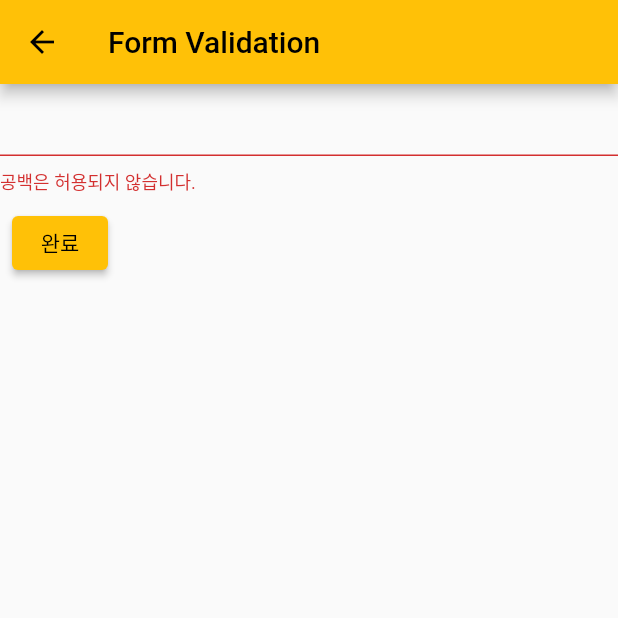
After one commit to LeeYoonJung/flutter_begginer, a Flutter app: the MyFormValidation screen opened directly, after a tap on "완료", on a phone screen of 412 x 824 dp, the top half of it. The commit adds this screen. Run offline on Flutter 3.47's test engine with Material 2 defaults, Android fonts, the phone set to English and light mode, and no system bars.

Commit message:
form validation 기능 구현: 공백 유무 판단 기능

```diff
--- /dev/null
+++ b/lib/beginner/0_flutter_cookbook/my_form_validation.dart
@@ -0,0 +1,48 @@
+import 'package:flutter/material.dart';
+
+class MyFormValidation extends StatefulWidget {
+  const MyFormValidation({Key? key}) : super(key: key);
+
+  @override
+  State<MyFormValidation> createState() => _MyFormValidationState();
+}
+
+class _MyFormValidationState extends State<MyFormValidation> {
+ final _formKey = GlobalKey<FormState>();
+
+  @override
+  Widget build(BuildContext context) {
+    return Scaffold(
+      appBar: AppBar(
+        title: Text('Form Validation'),
+      ),
+      body: Form(
+        key: _formKey,
+        child: Column(
+        crossAxisAlignment: CrossAxisAlignment.start,
+        children: <Widget>[
+          TextFormField(
+            validator: (value) {
+              if (value!.isEmpty) {
+                return '공백은 허용되지 않습니다.';
+              }
+            },
+          ),
+          //RaisedButton() deprecated
+          Padding(
+            padding: const EdgeInsets.all(8.0),
+            child: ElevatedButton(
+              onPressed: () {
+                if(_formKey.currentState!.validate()) {
+                  // valid
+                  ScaffoldMessenger.of(context).showSnackBar(SnackBar(content: Text('처리중')));
+                }
+              },
+              child: Text('완료'),
+            ),
+          )
+        ],
+      ),),
+    );
+  }
+}
--- a/lib/main.dart
+++ b/lib/main.dart
@@ -1,6 +1,7 @@
 import 'package:flutter/material.dart';
 import 'package:flutter_momong_project/beginner/0_flutter_cookbook/my_animated_opacity.dart';
 import 'package:flutter_momong_project/beginner/0_flutter_cookbook/my_drawer.dart';
+import 'package:flutter_momong_project/beginner/0_flutter_cookbook/my_form_validation.dart';
 import 'package:flutter_momong_project/beginner/0_flutter_cookbook/my_orientation.dart';
 import 'package:flutter_momong_project/beginner/0_flutter_cookbook/my_snack_bar.dart';
 import 'package:flutter_momong_project/beginner/0_flutter_cookbook/my_tap_controller.dart';
@@ -104,6 +105,15 @@
                     builder: (context) => const MyTabController()));
           },
         ),
+        ListTile(
+          title: const Text('Form Validation'),
+          onTap: () {
+            Navigator.push(
+                context,
+                MaterialPageRoute(
+                    builder: (context) => const MyFormValidation()));
+          },
+        ),
       ],
     );
   }
```
